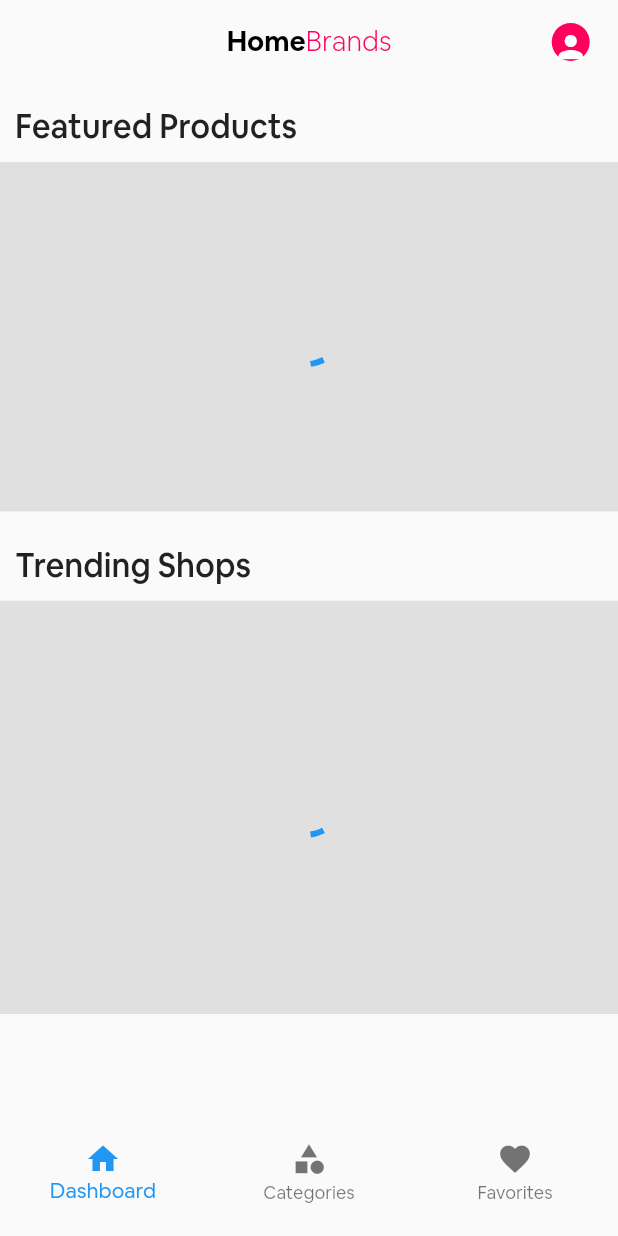
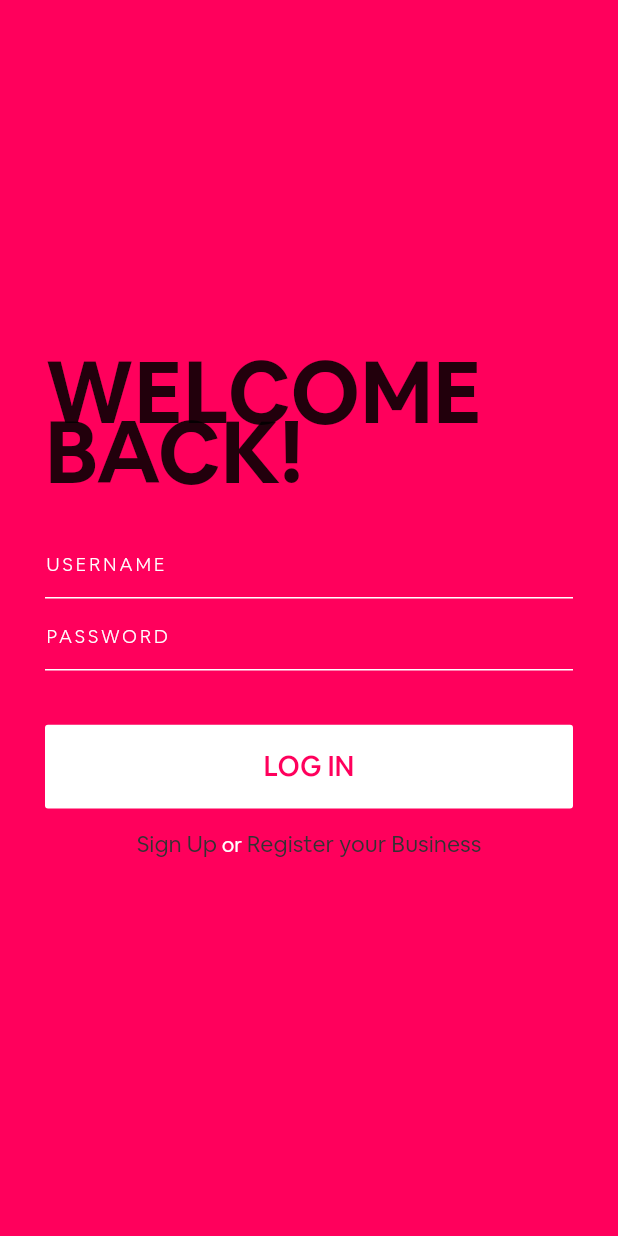
Before and after one commit to akassharjun/homebrands, a Flutter app: the screen it shows after launch, on a phone screen of 412 x 824 dp. Run offline on Flutter 3.47's test engine with Material 2 defaults, Android fonts, the phone set to English and light mode, and no system bars; our stand-ins replace bloc, carousel_slider, equatable, flutter_bloc, font_awesome_flutter; project files that could hold a hidden picture were left out.

Commit message:
added login screen

```diff
--- /dev/null
+++ b/lib/constants.dart
@@ -0,0 +1,10 @@
+import 'package:flutter/material.dart';
+
+const Color kWhite = Color(0xFFffffff);
+const Color kGreyAccent = Color(0xFFf8f8f8);
+const Color kMagenta = Color(0xFFFF005C);
+const Color kLightPink = Color(0xFFff73a5);
+const Color kMaroon = Color(0xff811037);
+const Color kAsh = Color(0xFF333333);
+const Color kGrey = Color(0xFF898989);
+const Color kAshAccent = Color(0xFF070707);
--- a/lib/main.dart
+++ b/lib/main.dart
@@ -4,6 +4,7 @@ import 'package:flutter/services.dart';
 import 'package:homebrands/pages/dashboard.dart';
 import 'package:homebrands/router.dart' as router;
 import 'package:homebrands/utils/theme_data.dart';
+import 'pages/splash_screen.dart';
 
 import 'bloc/simple_bloc_delegate.dart';
 
@@ -21,11 +22,11 @@ class MyApp extends StatelessWidget {
       title: 'Flutter Demo',
       debugShowCheckedModeBanner: false,
       theme: ThemeData(
-        primaryColor: kMagenta,
+        primaryColor: kWhite,
         fontFamily: 'AirbnbCereal',
         brightness: Brightness.light,
       ),
-      initialRoute: DashboardPage.ROUTE,
+      initialRoute: SplashScreen.ROUTE,
       onGenerateRoute: router.generateRoute,
     );
   }
--- a/lib/model/user.dart
+++ b/lib/model/user.dart
@@ -1 +1,3 @@
-class User {}
+class User {
+
+}
--- a/lib/pages/dashboard.dart
+++ b/lib/pages/dashboard.dart
@@ -45,20 +45,25 @@ class _DashboardPageState extends State<DashboardPage> {
         physics: NeverScrollableScrollPhysics(),
         children: <Widget>[
           _buildDashboardPage(),
-          Column(
-            children: <Widget>[
-              _buildFeaturedProductCard(),
-              Container(
-                height: ScreenUtil.getHeight(28),
-                child: _buildTrendingProductCard(),
-              )
-            ],
-          ),
+          _buildCategoryPage(),
+//          Column(
+//            children: <Widget>[
+//              _buildFeaturedProductCard(),
+//              Container(
+//                height: ScreenUtil.getHeight(28),
+//                child: _buildTrendingProductCard(),
+//              )
+//            ],
+//          ),
           Container(),
         ],
       ),
       bottomNavigationBar: _buildBottomNavigationBar(),
     );
+  }
+
+  Widget _buildCategoryPage(){
+    //method used to build category method
   }
 
   Widget _buildTrendingProductCard() {
@@ -95,7 +100,7 @@ class _DashboardPageState extends State<DashboardPage> {
             height: ScreenUtil.getHeight(22),
             width: ScreenUtil.getWidth(35),
             decoration: BoxDecoration(
-              color: Colors.red,
+              color: Colors.grey,
               borderRadius: ScreenUtil.getBorderRadiusCircular(10),
             ),
             child: FlutterLogo(),
--- /dev/null
+++ b/lib/pages/login.dart
@@ -0,0 +1,124 @@
+import 'package:flutter/material.dart';
+
+import 'package:homebrands/constants.dart';
+import 'package:homebrands/widgets/text_field.dart';
+import 'package:homebrands/utils/screen_util.dart';
+import 'package:homebrands/pages/dashboard.dart';
+import 'package:homebrands/widgets/clickable_text.dart';
+
+import 'package:font_awesome_flutter/font_awesome_flutter.dart';
+
+class LoginPage extends StatefulWidget {
+
+  static const ROUTE = 'login';
+
+  @override
+  _LoginPageState createState() => _LoginPageState();
+}
+
+class _LoginPageState extends State<LoginPage> {
+
+  @override
+  Widget build(BuildContext context) {
+
+    ScreenUtil()..init(context);
+
+    return WillPopScope(
+      onWillPop: () async => false,
+      child: Scaffold(
+        backgroundColor: kMagenta,
+        body: SafeArea(
+          child: Center(
+            child: SingleChildScrollView(
+              child: Padding(
+                padding: const EdgeInsets.all(30.0),
+                child: Column(
+                  mainAxisAlignment: MainAxisAlignment.center,
+
+                  children: <Widget>[
+                    Text(
+                        'WELCOME BACK!',
+                        style: TextStyle(
+                          fontSize: ScreenUtil.getTextSize(20),
+                          height: 0.7,
+                          fontWeight: FontWeight.w700,
+                        )
+                    ),
+                    SizedBox(
+                      height: 20,
+                    ),
+                    Container(
+//                width: (MediaQuery.of(context).size.width)*0.8,
+                      child: Column(
+                        children: <Widget>[
+                          ReusableTextField(
+                            hintText: 'USERNAME',
+                            color: kWhite,
+                            obscureText: false,
+                          ),
+
+                          ReusableTextField(
+                              hintText: 'PASSWORD',
+                              color: kWhite,
+                              obscureText: true,
+                          ),
+                          SizedBox(
+                            height: ScreenUtil.getHeight(3),
+                          ),
+                          MaterialButton(
+                            onPressed: (){
+                              Navigator.pushNamed(context, DashboardPage.ROUTE);
+                            },
+                            height: ScreenUtil.getHeight(5),
+                            minWidth: double.maxFinite,
+                            elevation: 0,
+                            color: kWhite,
+                            child: Text(
+                              'LOG IN',
+                              style: TextStyle(
+                                color: kMagenta,
+                                fontSize: ScreenUtil.getTextSize(11)
+                              ),
+                            ),
+                          ),
+                          SizedBox(
+                            height: ScreenUtil.getHeight(1),
+                          ),
+                          Row(
+                            mainAxisAlignment: MainAxisAlignment.center,
+                            children: <Widget>[
+                              ClickableText(
+                                text: 'Sign Up',
+                                onTap: (){
+                                  print('clicked sign up');
+                                  //TODO: add navigation functionality
+                                },
+                              ),
+                              Text(
+                                  ' or ',
+                                  style: TextStyle(
+                                    color: kWhite
+                                  )
+                              ),
+                              ClickableText(
+                                text: 'Register your Business',
+                                onTap: (){
+                                  print('clicked register');
+                                  //TODO: add navigation functionality
+                                },
+                              ),
+                            ],
+                          )
+                        ],
+                      ),
+                    )
+                  ],
+                ),
+              ),
+            ),
+          ),
+        ),
+      ),
+    );
+  }
+}
--- /dev/null
+++ b/lib/pages/splash_screen.dart
@@ -0,0 +1,48 @@
+import 'package:flutter/material.dart';
+
+import 'package:homebrands/constants.dart';
+import 'package:homebrands/utils/screen_util.dart';
+import 'package:homebrands/pages/login.dart';
+
+class SplashScreen extends StatefulWidget {
+
+  static const ROUTE = "splash_screen";
+
+  @override
+  _SplashScreenState createState() => _SplashScreenState();
+}
+
+class _SplashScreenState extends State<SplashScreen> {
+
+  @override
+  void initState() {
+    Future.delayed(
+        const Duration(seconds: 2),
+            () => Navigator.push(
+          context,
+          MaterialPageRoute(builder: (context) => LoginPage()),
+        )
+    );
+    super.initState();
+  }
+
+  @override
+  Widget build(BuildContext context) {
+    ScreenUtil()..init(context);
+  return Scaffold(
+    backgroundColor: kMagenta,
+    body: SafeArea(
+      child: Center(
+        child: Hero(
+          tag: 'logo',
+          child: Container(
+            height: ScreenUtil.getHeight(20),
+            child: Image.asset('assets/images/logo/logo.png',
+              fit: BoxFit.fitHeight,),
+          ),
+        ),
+      ),
+    ),
+  );
+  }
+}
--- a/lib/router.dart
+++ b/lib/router.dart
@@ -1,12 +1,18 @@
 import 'package:flutter/material.dart';
 import 'package:homebrands/pages/dashboard.dart';
+import 'pages/splash_screen.dart';
 
 Route<dynamic> generateRoute(RouteSettings settings) {
 	switch (settings.name) {
 		case DashboardPage.ROUTE:
 			return MaterialPageRoute(
 				builder: (context) => DashboardPage(),
-				);
+			);
+		case SplashScreen.ROUTE:
+			return MaterialPageRoute(
+				builder: (context) => SplashScreen(),
+			);
+
 		default:
 			return MaterialPageRoute(
 				builder: (context) => Scaffold(
--- /dev/null
+++ b/lib/widgets/clickable_text.dart
@@ -0,0 +1,29 @@
+import 'package:flutter/material.dart';
+
+import 'package:homebrands/constants.dart';
+import 'package:homebrands/utils/screen_util.dart';
+
+class ClickableText extends StatelessWidget {
+  final String text;
+  final Function onTap;
+
+  ClickableText({this.onTap, this.text});
+
+  @override
+  Widget build(BuildContext context) {
+
+    ScreenUtil()..init(context);
+
+    return GestureDetector(
+      onTap: onTap,
+      child: Text(
+        text,
+        style: TextStyle(
+          fontSize: ScreenUtil.getTextSize(10),
+          fontWeight: FontWeight.w400,
+          color: kAsh
+        ),
+      ),
+    );
+  }
+}
--- /dev/null
+++ b/lib/widgets/text_field.dart
@@ -0,0 +1,44 @@
+import 'package:flutter/material.dart';
+
+import 'package:homebrands/constants.dart';
+import 'package:homebrands/utils/screen_util.dart';
+
+class ReusableTextField extends StatelessWidget {
+
+  final String hintText;
+  final bool obscureText;
+  final Widget icon;
+  final Color color;
+  final Function onChanged;
+
+  ReusableTextField({@required this.obscureText, @required this.hintText, this.icon, @required this.color, this.onChanged});
+
+  @override
+  Widget build(BuildContext context) {
+
+    ScreenUtil()..init(context);
+
+    return TextField(
+      onChanged: onChanged,
+      obscureText: obscureText,
+      style: TextStyle(
+        color: color,
+      ),
+      decoration: InputDecoration(
+        hintText: hintText,
+        hintStyle: TextStyle(
+            color: color,
+            fontWeight: FontWeight.w300,
+            fontSize: ScreenUtil.getTextSize(9),
+            letterSpacing: 2
+        ),
+        enabledBorder: UnderlineInputBorder(
+            borderSide: BorderSide(
+                color: kWhite
+            )
+        ),
+        icon: icon,
+      ),
+    );
+  }
+}
```
Also changed, not shown: pubspec.yaml (+5 -25 lines), assets/images/logo/logo.png (added), pubspec.lock.
